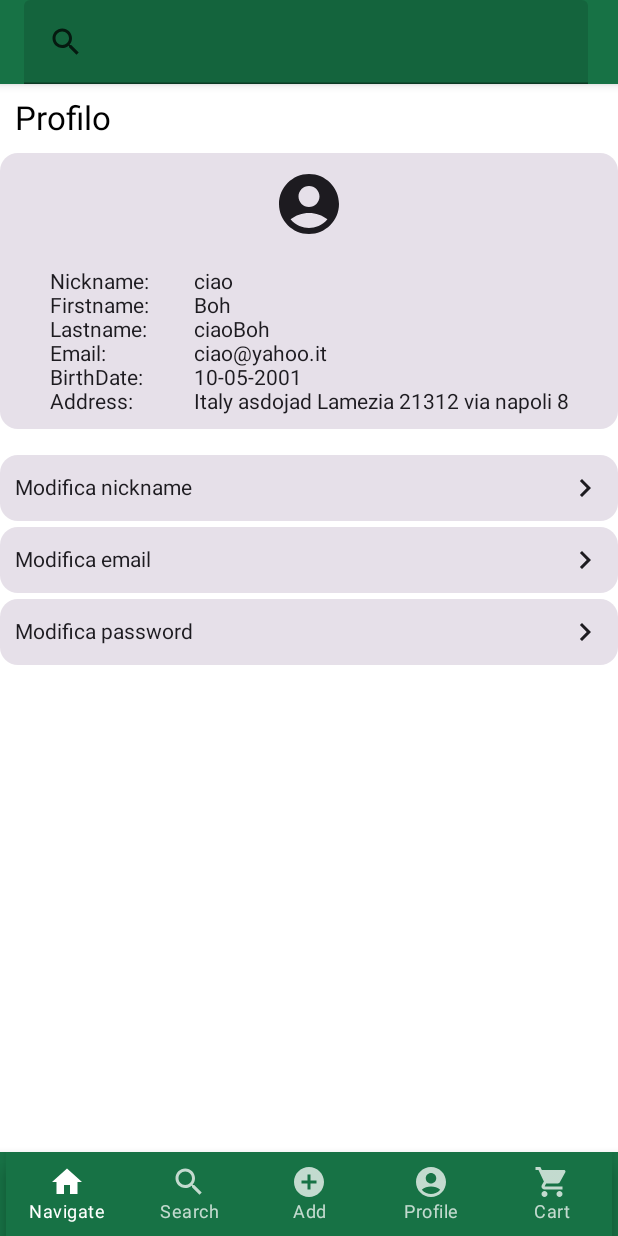
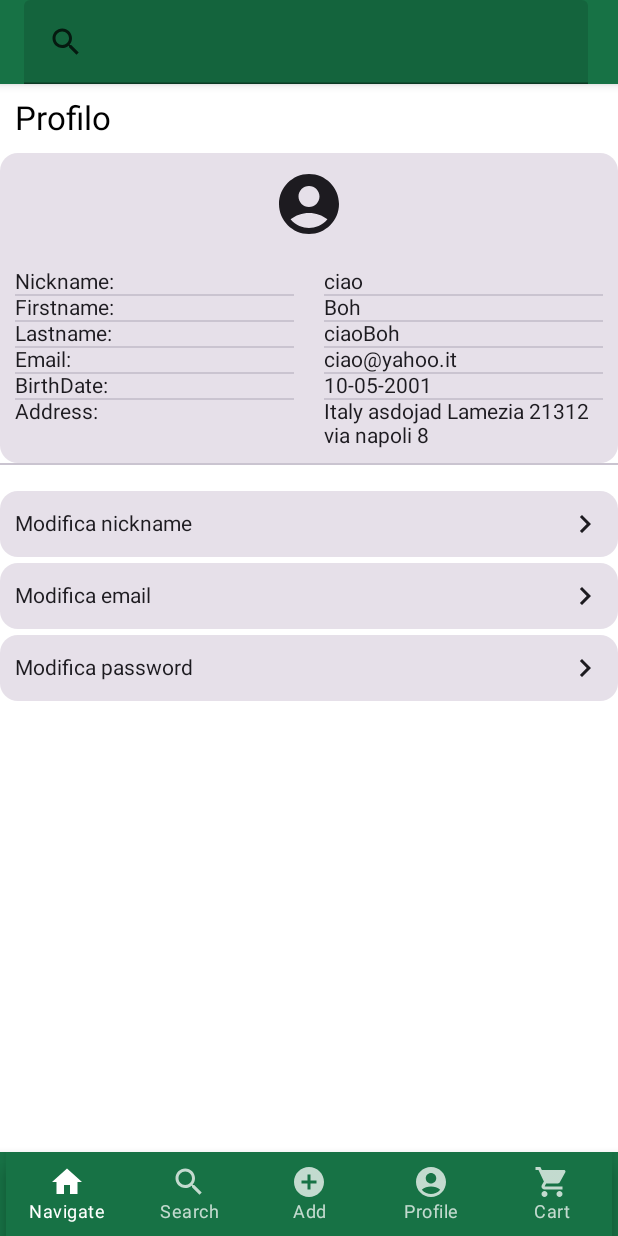
Before and after one commit to GiVill/Progetto-2022-2023-Villella-Dattilo-Laise-Trovato-Aloisio, an Android app built with Jetpack Compose: the profile screen opened through its navigation route, on a phone screen of 412 x 824 dp. Run offline under Robolectric (Android 15) with nearby library versions, the phone set to English and light mode, and no system bars.

Commit message:
profilo + belo

```diff
--- a/VintedAndroid/app/src/main/java/com/example/vintedandroid/theme/ui/PersonalInformationActivity.kt
+++ b/VintedAndroid/app/src/main/java/com/example/vintedandroid/theme/ui/PersonalInformationActivity.kt
@@ -18,6 +18,7 @@ import androidx.compose.material.icons.filled.KeyboardArrowRight
 import androidx.compose.material.icons.filled.PlayArrow
 import androidx.compose.material.icons.filled.Settings
 import androidx.compose.material3.Card
+import androidx.compose.material3.Divider
 import androidx.compose.material3.ExperimentalMaterial3Api
 import androidx.compose.material3.Icon
 import androidx.compose.material3.Text
@@ -42,7 +43,7 @@ fun PersonalInfo(user : UserDto) {
             modifier = Modifier.padding(10.dp),
             style = TextStyle(fontSize = Typography.titleLarge.fontSize)
         )
-        Column() {
+        Column {
             Card(onClick = { /*TODO*/ },) {
                 Icon(
                     Icons.Filled.AccountCircle,
@@ -54,26 +55,42 @@ fun PersonalInfo(user : UserDto) {
                 )
                 Column(modifier = Modifier.fillMaxWidth()) {
                     Row(modifier = Modifier.align(CenterHorizontally)) {
-                        Column(modifier = Modifier.padding(10.dp)) {
+                        Column(modifier = Modifier
+                            .padding(10.dp)
+                            .weight(1f)) {
                             Text(text = "Nickname:" )
+                            Divider()
                             Text(text = "Firstname:" )
+                            Divider()
                             Text(text = "Lastname:" )
+                            Divider()
                             Text(text = "Email:" )
+                            Divider()
                             Text(text = "BirthDate:" )
+                            Divider()
                             Text(text = "Address:" )
                         }
-                        Column(Modifier.padding(10.dp).padding(start = 10.dp)) {
+                        Column(
+                            Modifier
+                                .padding(10.dp)
+                                .weight(1f)) {
                             Text(text = user.nickName)
+                            Divider()
                             Text(text = user.firstName )
+                            Divider()
                             user.lastName?.let { Text(text = it) }
+                            Divider()
                             user.email?.let { Text(text = it) }
+                            Divider()
                             user.birthDate?.let { Text(text = it) }
+                            Divider()
                             Text(text = "${user.addressState} ${user.addressRegion} ${user.addressCity} ${user.addressCap} ${user.addressStreet} ${user.addressNumber}")
                         }
                     }
                 }
 
             }
+            Divider()
 
             Spacer(modifier = Modifier.height(15.dp))
 
```
